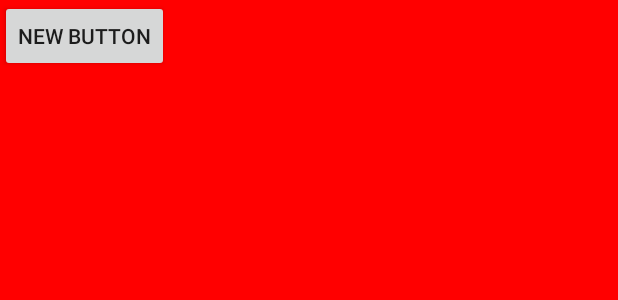
After one commit to SangHakLee/T_AndroidApplication, an Android app: the layout sam.xml on its own in the app's theme, with its tools: preview values and no code run, on a phone screen of 412 x 824 dp. The commit adds this screen. Shown: the top 300 px of the screen. Run offline under Robolectric (Android 15) with nearby library versions, the phone set to English and light mode, and no system bars.

Commit message:
View 상속관계. View 속성 테스트. Inflate로 View 그리기 3가지 테스트

```diff
--- /dev/null
+++ b/ViewProject/app/src/main/res/layout/sam.xml
@@ -0,0 +1,12 @@
+<?xml version="1.0" encoding="utf-8"?>
+<LinearLayout xmlns:android="http://schemas.android.com/apk/res/android"
+    android:orientation="vertical" android:layout_width="match_parent"
+    android:layout_height="match_parent"
+    android:background="#ff0000">
+
+    <Button
+        android:layout_width="wrap_content"
+        android:layout_height="wrap_content"
+        android:text="New Button"
+        android:id="@+id/button4" />
+</LinearLayout>
--- a/ViewProject/app/src/main/res/values/colors.xml
+++ b/ViewProject/app/src/main/res/values/colors.xml
@@ -3,4 +3,6 @@
     <color name="colorPrimary">#3F51B5</color>
     <color name="colorPrimaryDark">#303F9F</color>
     <color name="colorAccent">#FF4081</color>
+    <color name="colorBackGround">#33ff00</color>
+    <color name="colorBackGround1">#0022ff</color>
 </resources>
```
Also changed, not shown: ViewProject/app/src/main/java/com/example/viewproject/MainActivity.java (+32 -2 lines), ViewProject/app/src/main/res/layout/activity_main.xml (+67 -1 lines).
